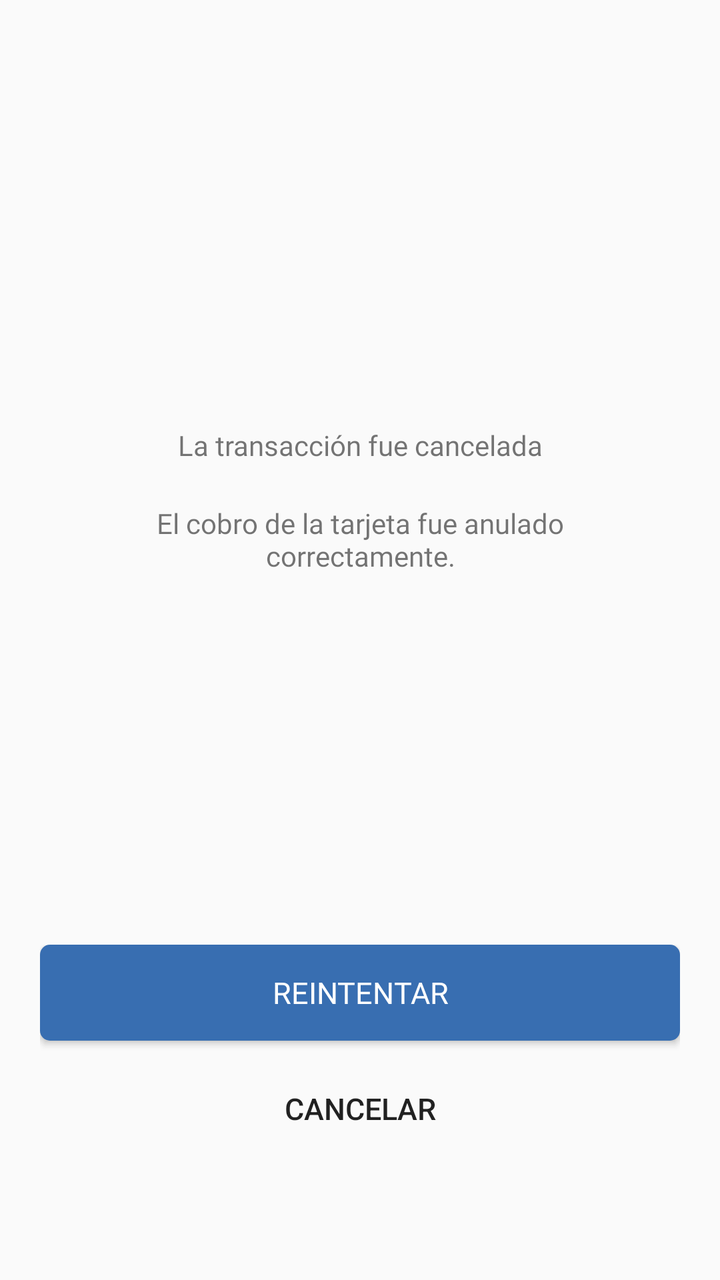
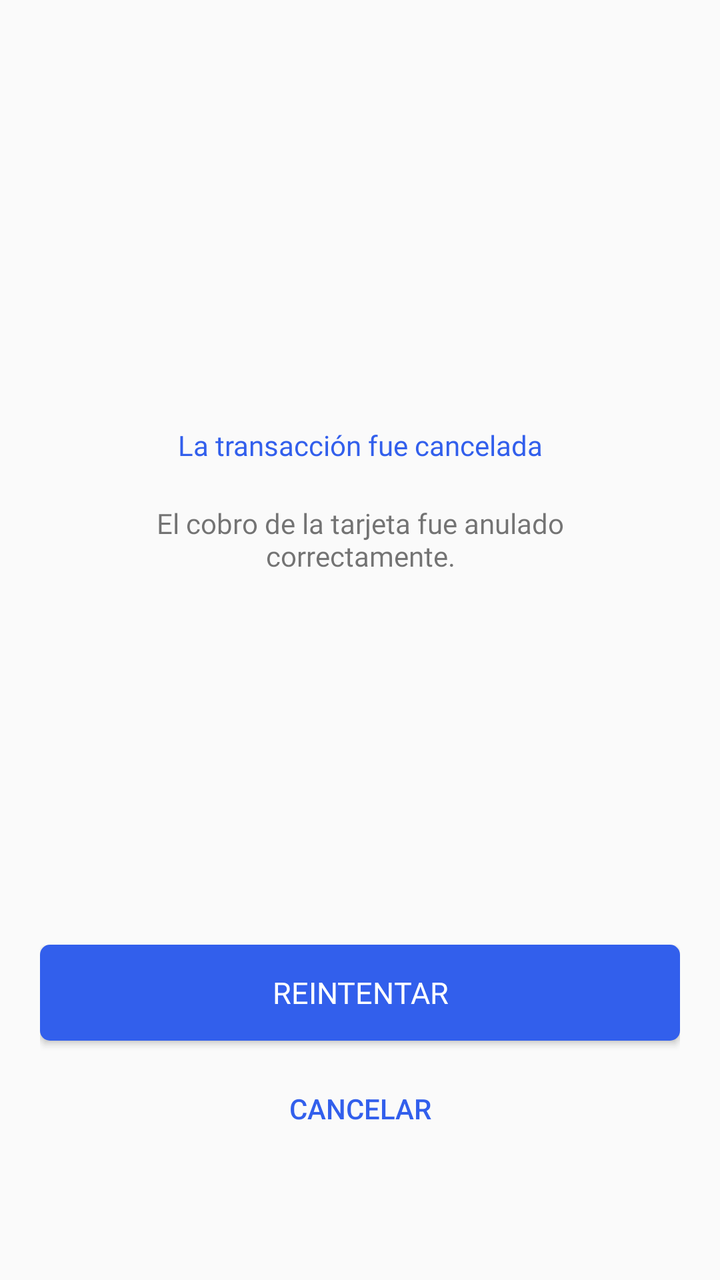

The first picture is an Android layout as it rendered before a commit; the second is the same layout after the commit. The layout source and the unified diff follow.
<!-- AndroidManifest.xml: application theme AppThemeDown -->
<!-- res/layout/wmn_cancelation_trade.xml -->
<?xml version="1.0" encoding="utf-8"?>
<LinearLayout xmlns:android="http://schemas.android.com/apk/res/android"
    xmlns:app="http://schemas.android.com/apk/res-auto"
    android:id="@+id/lyt_cancelation_trade"
    android:layout_width="match_parent"
    android:layout_height="match_parent"
    android:orientation="vertical"
    android:paddingLeft="20dp"
    android:paddingRight="20dp">

    <LinearLayout
        android:layout_width="match_parent"
        android:layout_height="wrap_content"
        android:layout_weight="1"
        android:gravity="center"
        android:orientation="vertical">

        <ImageView
            android:id="@+id/imageView10"
            android:layout_width="90dp"
            android:layout_height="90dp"
            android:layout_gravity="center"
            app:srcCompat="@drawable/cancelation_trade" />
    </LinearLayout>

    <LinearLayout
        android:layout_width="match_parent"
        android:layout_height="wrap_content"
        android:layout_weight="1"
        android:orientation="vertical">

        <TextView
            android:id="@+id/textView2"
            android:layout_width="match_parent"
            android:layout_height="wrap_content"
            android:fontFamily="@font/dm_sans_medium"
            android:gravity="center"
            android:text="La transacción fue cancelada" />

        <TextView
            android:id="@+id/textView6"
            android:layout_width="220dp"
            android:layout_height="wrap_content"
            android:layout_gravity="center"
            android:layout_marginTop="20dp"
            android:fontFamily="@font/dm_sans"
            android:gravity="center"
            android:text="El cobro de la tarjeta fue anulado correctamente." />
    </LinearLayout>

    <LinearLayout
        android:layout_width="match_parent"
        android:layout_height="wrap_content"
        android:layout_weight="1"
        android:gravity="center"
        android:orientation="vertical">

        <LinearLayout
            android:layout_width="match_parent"
            android:layout_height="wrap_content"
            android:orientation="vertical">

            <Button
                android:id="@+id/btn_retry"
                android:layout_width="match_parent"
                android:layout_height="wrap_content"
                android:layout_marginBottom="10dp"
                android:background="@drawable/rounded_corner"
                android:backgroundTint="@color/ep_btn_continuar_fondo"
                android:fontFamily="@font/dm_sans_bold"
                android:text="Reintentar"
                android:textColor="@color/white"
                android:textSize="15dp" />

            <Button
                android:id="@+id/btn_cancel"
                android:layout_width="match_parent"
                android:layout_height="wrap_content"
                android:background="@color/transparent"
                android:text="Cancelar"
                android:textSize="15dp"/>
        </LinearLayout>

    </LinearLayout>
</LinearLayout>
<!-- resources referenced by this layout -->
<resources>
  <color name="ep_btn_continuar_fondo">#386EB1</color>#
  <color name="transparent">#00FFFFFF</color>
  <color name="white">#ffffff</color>
  <!-- drawable rounded_corner (drawable) -->
  <?xml version="1.0" encoding="utf-8"?>
  <shape xmlns:android="http://schemas.android.com/apk/res/android"
      android:shape="rectangle" >
  
      <corners
          android:radius="15px"/>
  
      <solid android:color="#2F4F9A" />
  
      <padding
          android:bottom="0dp"
          android:left="0dp"
          android:right="0dp"
          android:top="0dp" />
  
  </shape>
  <style name="AppThemeDown" parent="Theme.MaterialComponents.Light.Bridge">
          <item name="android:actionBarStyle">@style/MyActionBar</item>
          <item name="android:actionBarTabBarStyle">@style/MyTheme.ActionBar.TabBar</item>
          <item name="android:actionBarTabStyle">@style/ActionBarTabStyle</item>
          <item name="actionOverflowMenuStyle">@style/CustomOptionsMenu</item>
          <item name="android:popupMenuStyle">@style/PopupMenu</item>
          <item name="android:dropDownListViewStyle">@style/customSpinnerStyle</item>
          
          <item name="android:actionOverflowButtonStyle">@style/OverFlow</item>
          <item name="android:homeAsUpIndicator">@drawable/action_bar_go_back</item>
          <item name="actionMenuTextAppearance">@style/MyMenuTextAppearance</item>
      </style>
  <style name="MyActionBar" parent="@android:style/Widget.Holo.Light.ActionBar">
          <item name="android:background">@color/action_bar</item>
          <item name="android:indeterminateProgressStyle">@style/ActionBarProgressBar.MyStyle</item>
          <item name="android:titleTextStyle">@style/TitleTextStyle</item>
          <item name="android:displayOptions">showHome|homeAsUp|showTitle</item>
          <item name="android:icon">@android:color/transparent</item>
          <item name="windowActionBar">false</item>
          <item name="windowNoTitle">true</item>
      </style>
  <style name="MyTheme.ActionBar.TabBar" parent="android:style/Widget.Holo.Light.ActionBar.TabBar">
          
          <item name="android:background">@color/eb_col_7</item>
      </style>
  <style name="ActionBarTabStyle" parent="android:style/Widget.Holo.ActionBar.TabView">
          <item name="android:background">@drawable/edm_detail_actionbar_tabview_style</item>
      </style>
  <style name="CustomOptionsMenu" parent="Widget.AppCompat.PopupMenu.Overflow">
          <item name="android:popupBackground">@color/eb_col_12</item>
      </style>
  <style name="PopupMenu" parent="@style/Widget.AppCompat.Light.PopupMenu">
          <item name="android:popupBackground">@color/eb_col_14</item>
      </style>
  <style name="customSpinnerStyle" parent="android:Widget.ListView.DropDown">
          <item name="android:divider">@color/segment_line</item>
          <item name="android:dividerHeight">0dp</item>
      </style>
  <style name="OverFlow" parent="@android:style/Widget.Holo.ActionButton.Overflow">
          <item name="android:src">@drawable/action_bar_more</item>
      </style>
  <style name="MyMenuTextAppearance" parent="@style/TextAppearance.AppCompat.Widget.ActionBar.Menu">
          <item name="android:textAllCaps">false</item>
      </style>
  <color name="action_bar">@color/eb_col_4</color>
  <style name="ActionBarProgressBar.MyStyle" parent="@android:style/Widget.Holo.ProgressBar.Small">
          <item name="android:minWidth">28dp</item>
          <item name="android:maxWidth">28dp</item>
          <item name="android:minHeight">28dp</item>
          <item name="android:maxHeight">28dp</item>
      </style>
  <style name="TitleTextStyle">
          <item name="android:textSize">18.0sp</item>
          <item name="android:textColor">@color/eb_col_7</item>
      </style>
  <color name="eb_col_7">#ffffff</color>
  <color name="eb_col_12">#f8f8f8</color>
  <color name="eb_col_14">#00A1DE</color>
  <color name="segment_line">@color/eb_col_12</color>
  <color name="eb_col_4">#004C90</color>
  <!-- unchanged entries left out for length: 4 -->
</resources>

<!-- the commit's change to res/layout/wmn_cancelation_trade.xml (unified diff, before → after) -->
@@ -35,7 +35,8 @@
             android:layout_height="wrap_content"
             android:fontFamily="@font/dm_sans_medium"
             android:gravity="center"
-            android:text="La transacción fue cancelada" />
+            android:text="La transacción fue cancelada"
+            android:textColor="@color/ep_set_monto"/>
 
         <TextView
             android:id="@+id/textView6"
@@ -78,7 +79,7 @@
                 android:layout_height="wrap_content"
                 android:background="@color/transparent"
                 android:text="Cancelar"
-                android:textSize="15dp"/>
+                android:textColor="@color/ep_set_monto"/>
         </LinearLayout>
 
     </LinearLayout>
<!-- resource entries referenced after the edit -->
@@ -1,6 +1,7 @@
 <!-- resources referenced by this layout -->
 <resources>
-  <color name="ep_btn_continuar_fondo">#386EB1</color>#
+  <color name="ep_btn_continuar_fondo">#325FEC</color>#
+  <color name="ep_set_monto">#325FEC</color>
   <color name="transparent">#00FFFFFF</color>
   <color name="white">#ffffff</color>
   <!-- drawable rounded_corner (drawable) -->
@@ -11,7 +12,7 @@
       <corners
           android:radius="15px"/>
   
-      <solid android:color="#2F4F9A" />
+      <solid android:color="#325FEC" />
   
       <padding
           android:bottom="0dp"
